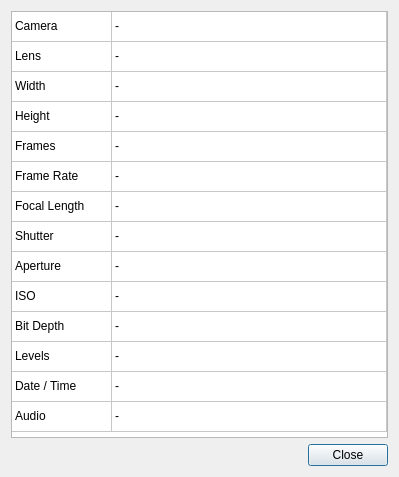
This is platform/qt/InfoDialog.ui in ilia3101/MLV-App as Qt 5 draws it before an edit. The edited form follows.
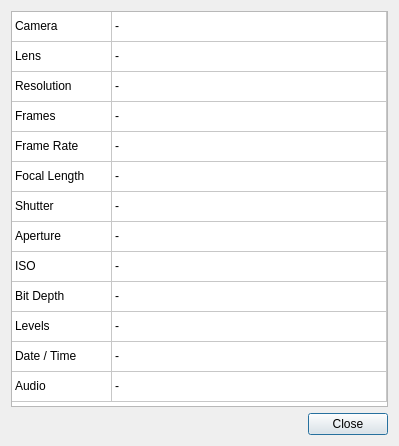
This is the edited form.

Commit message: QTApp: small change to info dialog

What changed in the file:
```diff
--- a/platform/qt/InfoDialog.ui
+++ b/platform/qt/InfoDialog.ui
@@ -7,7 +7,7 @@
     <x>0</x>
     <y>0</y>
     <width>399</width>
-    <height>477</height>
+    <height>446</height>
    </rect>
   </property>
   <property name="windowTitle">
@@ -128,11 +128,6 @@
        <string>13</string>
       </property>
      </row>
-     <row>
-      <property name="text">
-       <string>14</string>
-      </property>
-     </row>
      <column>
       <property name="text">
        <string>Category</string>
@@ -165,7 +160,7 @@
      </item>
      <item row="2" column="0">
       <property name="text">
-       <string>Width</string>
+       <string>Resolution</string>
       </property>
      </item>
      <item row="2" column="1">
@@ -175,7 +170,7 @@
      </item>
      <item row="3" column="0">
       <property name="text">
-       <string>Height</string>
+       <string>Frames</string>
       </property>
      </item>
      <item row="3" column="1">
@@ -185,7 +180,7 @@
      </item>
      <item row="4" column="0">
       <property name="text">
-       <string>Frames</string>
+       <string>Frame Rate</string>
       </property>
      </item>
      <item row="4" column="1">
@@ -195,7 +190,7 @@
      </item>
      <item row="5" column="0">
       <property name="text">
-       <string>Frame Rate</string>
+       <string>Focal Length</string>
       </property>
      </item>
      <item row="5" column="1">
@@ -205,7 +200,7 @@
      </item>
      <item row="6" column="0">
       <property name="text">
-       <string>Focal Length</string>
+       <string>Shutter</string>
       </property>
      </item>
      <item row="6" column="1">
@@ -215,7 +210,7 @@
      </item>
      <item row="7" column="0">
       <property name="text">
-       <string>Shutter</string>
+       <string>Aperture</string>
       </property>
      </item>
      <item row="7" column="1">
@@ -225,7 +220,7 @@
      </item>
      <item row="8" column="0">
       <property name="text">
-       <string>Aperture</string>
+       <string>ISO</string>
       </property>
      </item>
      <item row="8" column="1">
@@ -235,7 +230,7 @@
      </item>
      <item row="9" column="0">
       <property name="text">
-       <string>ISO</string>
+       <string>Bit Depth</string>
       </property>
      </item>
      <item row="9" column="1">
@@ -245,7 +240,7 @@
      </item>
      <item row="10" column="0">
       <property name="text">
-       <string>Bit Depth</string>
+       <string>Levels</string>
       </property>
      </item>
      <item row="10" column="1">
@@ -255,7 +250,7 @@
      </item>
      <item row="11" column="0">
       <property name="text">
-       <string>Levels</string>
+       <string>Date / Time</string>
       </property>
      </item>
      <item row="11" column="1">
@@ -265,20 +260,10 @@
      </item>
      <item row="12" column="0">
       <property name="text">
-       <string>Date / Time</string>
-      </property>
-     </item>
-     <item row="12" column="1">
-      <property name="text">
-       <string>-</string>
-      </property>
-     </item>
-     <item row="13" column="0">
-      <property name="text">
        <string>Audio</string>
       </property>
      </item>
-     <item row="13" column="1">
+     <item row="12" column="1">
       <property name="text">
        <string>-</string>
       </property>
```
The commit also changes 1 other file.
